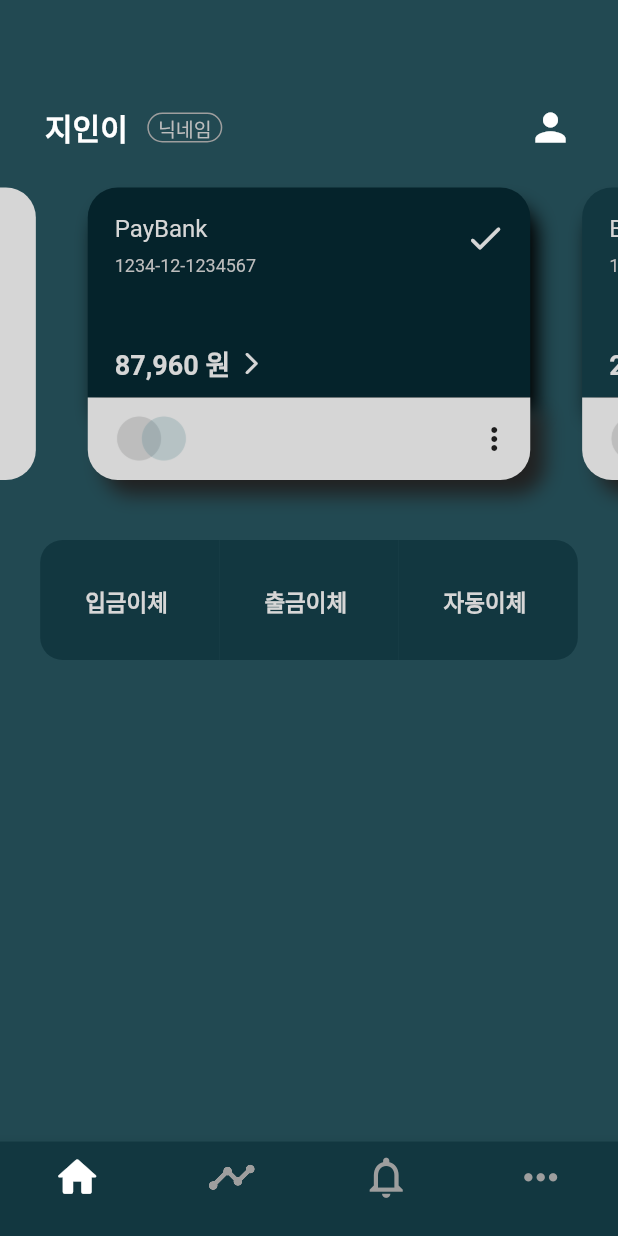
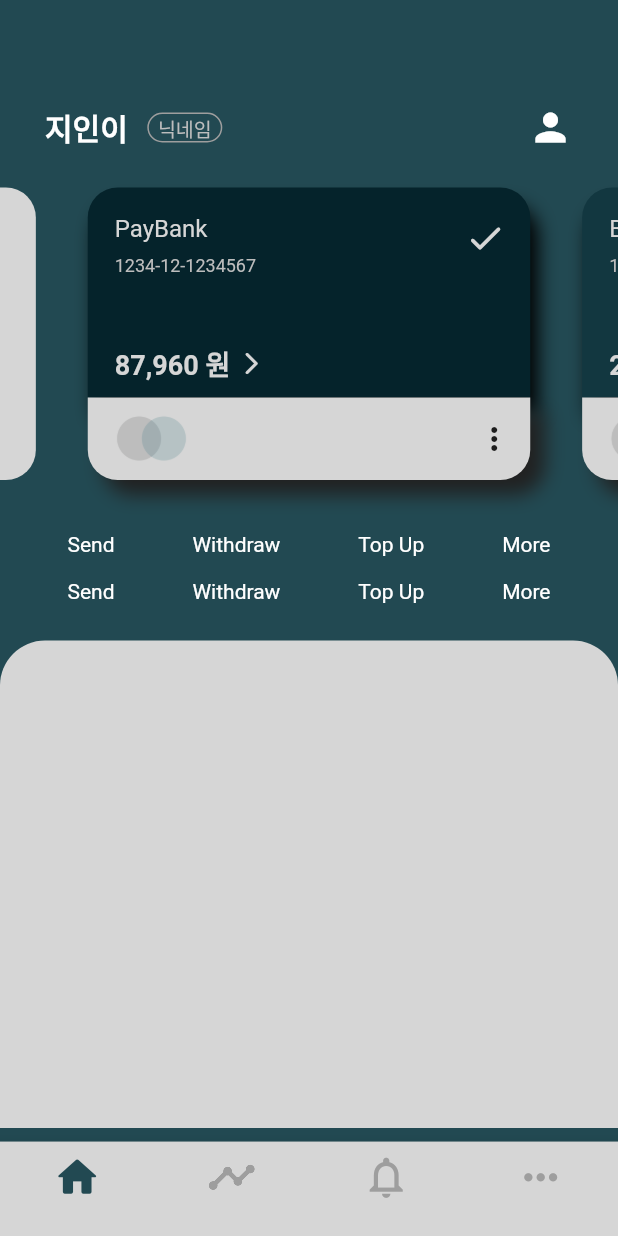
Before and after one commit to zixxin/FlutterProject02, a Flutter app: the screen it shows after launch, on a phone screen of 412 x 824 dp. Run offline on Flutter 3.47's test engine with Material 2 defaults, Android fonts, the phone set to English and light mode, and no system bars; drawn by our look-alikes of carousel_slider.

Commit message:
UI 틀 수정

```diff
--- a/lib/home.dart
+++ b/lib/home.dart
@@ -19,8 +19,8 @@
       backgroundColor: const Color(0xFF224952),
       bottomNavigationBar: BottomNavigationBar(
         type: BottomNavigationBarType.fixed,
-        backgroundColor: const Color(0xFF123740),
-        selectedItemColor: Colors.white,
+        backgroundColor: Colors.grey[350],
+        selectedItemColor: const Color(0xFF224952),
         unselectedItemColor: Colors.grey,
         selectedFontSize: 14,
         unselectedFontSize: 14,
@@ -52,19 +52,22 @@
           ),
         ],
       ),
-      body: ListView(
-        // ListView : 스크롤 가능 (children)
-        padding: const EdgeInsets.only(top: 70.0, bottom: 20.0),
-        children: <Widget>[
-          _user(),
-          _cardSlider(context),
-          Container(
-              margin: const EdgeInsets.only(top: 15.0, left: 25.0, right: 25.0),
-              child: _menusLine1(context)),
-          // Container(
-          //     margin: const EdgeInsets.only(top: 15.0, left: 25.0, right: 25.0),
-          //     child: _menusLine2(context)),
-        ],
+      body: Container(
+        width: MediaQuery.of(context).size.width,
+        padding: const EdgeInsets.only(top: 70.0),
+        child: Column(
+          mainAxisAlignment: MainAxisAlignment.start,
+          children: <Widget>[
+            Container(child: _user()),
+            Container(child: _cardSlider(context)),
+            Container(
+                margin: const EdgeInsets.only(left: 25.0, right: 25.0),
+                child: _menus(context)),
+            Container(
+                margin: const EdgeInsets.only(top: 25.0),
+                child: _others(context)),
+          ],
+        ),
       ),
     );
   }
@@ -155,7 +158,84 @@
   );
 }
 
-Widget _menusLine1(BuildContext context) {
+Widget _menus(BuildContext context) {
+  return Row(
+    mainAxisAlignment: MainAxisAlignment.spaceBetween,
+    crossAxisAlignment: CrossAxisAlignment.center,
+    children: <Widget>[
+      Column(
+        // mainAxisAlignment: MainAxisAlignment.center,
+        crossAxisAlignment: CrossAxisAlignment.center,
+        // Row에서는 mainAxis가 가로, crossAxis가 세로
+        // Column에서는 crossAxis가 가로, mainAxis가 세로
+        children: [
+          Container(
+              padding:
+                  const EdgeInsets.only(top: 10.0, left: 20.0, right: 20.0),
+              child: const Text('Send', style: TextStyle(color: Colors.white))),
+          Container(
+              padding:
+                  const EdgeInsets.only(top: 15.0, left: 20.0, right: 20.0),
+              child: const Text('Send', style: TextStyle(color: Colors.white))),
+        ],
+      ),
+      Column(
+        // mainAxisAlignment: MainAxisAlignment.center,
+        crossAxisAlignment: CrossAxisAlignment.center,
+        // Row에서는 mainAxis가 가로, crossAxis가 세로
+        // Column에서는 crossAxis가 가로, mainAxis가 세로
+        children: [
+          Container(
+              padding:
+                  const EdgeInsets.only(top: 10.0, left: 20.0, right: 20.0),
+              child: const Text('Withdraw',
+                  style: TextStyle(color: Colors.white))),
+          Container(
+              padding:
+                  const EdgeInsets.only(top: 15.0, left: 20.0, right: 20.0),
+              child: const Text('Withdraw',
+                  style: TextStyle(color: Colors.white))),
+        ],
+      ),
+      Column(
+        // mainAxisAlignment: MainAxisAlignment.center,
+        crossAxisAlignment: CrossAxisAlignment.center,
+        // Row에서는 mainAxis가 가로, crossAxis가 세로
+        // Column에서는 crossAxis가 가로, mainAxis가 세로
+        children: [
+          Container(
+              padding:
+                  const EdgeInsets.only(top: 10.0, left: 20.0, right: 20.0),
+              child:
+                  const Text('Top Up', style: TextStyle(color: Colors.white))),
+          Container(
+              padding:
+                  const EdgeInsets.only(top: 15.0, left: 20.0, right: 20.0),
+              child:
+                  const Text('Top Up', style: TextStyle(color: Colors.white))),
+        ],
+      ),
+      Column(
+        // mainAxisAlignment: MainAxisAlignment.center,
+        crossAxisAlignment: CrossAxisAlignment.center,
+        // Row에서는 mainAxis가 가로, crossAxis가 세로
+        // Column에서는 crossAxis가 가로, mainAxis가 세로
+        children: [
+          Container(
+              padding:
+                  const EdgeInsets.only(top: 10.0, left: 20.0, right: 20.0),
+              child: const Text('More', style: TextStyle(color: Colors.white))),
+          Container(
+              padding:
+                  const EdgeInsets.only(top: 15.0, left: 20.0, right: 20.0),
+              child: const Text('More', style: TextStyle(color: Colors.white))),
+        ],
+      ),
+    ],
+  );
+}
+
+Widget _others(BuildContext context) {
   return Row(
     mainAxisAlignment: MainAxisAlignment.center,
     crossAxisAlignment: CrossAxisAlignment.center,
@@ -167,151 +247,26 @@
         // Column에서는 crossAxis가 가로, mainAxis가 세로
         children: [
           Container(
-              width: MediaQuery.of(context).size.width * 0.29,
-              height: 80,
-              padding:
-                  const EdgeInsets.only(top: 30.0, left: 30.0, right: 30.0),
-              decoration: const BoxDecoration(
-                color: Color(0xFF123740),
-                borderRadius: BorderRadius.only(
-                    topLeft: Radius.circular(15),
-                    bottomLeft: Radius.circular(15)), //모서리를 둥글게
-              ),
-              child: Text('입금이체',
-                  style: TextStyle(
-                      color: Colors.grey[350],
-                      fontSize: 15.0,
-                      fontWeight: FontWeight.bold))),
-        ],
-      ),
-      Column(
-        // mainAxisAlignment: MainAxisAlignment.start,
-        crossAxisAlignment: CrossAxisAlignment.start,
-        // Row에서는 mainAxis가 가로, crossAxis가 세로
-        // Column에서는 crossAxis가 가로, mainAxis가 세로
-        children: [
-          Container(
-              width: MediaQuery.of(context).size.width * 0.29,
-              height: 80,
-              padding:
-                  const EdgeInsets.only(top: 30.0, left: 30.0, right: 30.0),
-              decoration: const BoxDecoration(color: Color(0xFF123740)),
-              child: Text('출금이체',
-                  style: TextStyle(
-                      color: Colors.grey[350],
-                      fontSize: 15.0,
-                      fontWeight: FontWeight.bold))),
-        ],
-      ),
-      Column(
-        // mainAxisAlignment: MainAxisAlignment.start,
-        crossAxisAlignment: CrossAxisAlignment.start,
-        // Row에서는 mainAxis가 가로, crossAxis가 세로
-        // Column에서는 crossAxis가 가로, mainAxis가 세로
-        children: [
-          Container(
-              width: MediaQuery.of(context).size.width * 0.29,
-              height: 80,
-              padding:
-                  const EdgeInsets.only(top: 30.0, left: 30.0, right: 30.0),
-              decoration: const BoxDecoration(
-                color: Color(0xFF123740),
-                borderRadius: BorderRadius.only(
-                    topRight: Radius.circular(15),
-                    bottomRight: Radius.circular(15)), //모서리를 둥글게
-              ),
-              child: Text('자동이체',
-                  style: TextStyle(
-                      color: Colors.grey[350],
-                      fontSize: 15.0,
-                      fontWeight: FontWeight.bold))),
+            width: MediaQuery.of(context).size.width,
+            height: 325,
+            padding: const EdgeInsets.only(top: 30.0, left: 30.0, right: 30.0),
+            decoration: BoxDecoration(
+              color: Colors.grey[350],
+              borderRadius: const BorderRadius.only(
+                  topLeft: Radius.circular(30),
+                  topRight: Radius.circular(30)), //모서리를 둥글게
+            ),
+          ),
         ],
       ),
     ],
   );
 }
 
-// Widget _menusLine2(BuildContext context) {
-//   return Row(
-//     mainAxisAlignment: MainAxisAlignment.center,
-//     crossAxisAlignment: CrossAxisAlignment.center,
-//     children: <Widget>[
-//       Column(
-//         // mainAxisAlignment: MainAxisAlignment.center,
-//         crossAxisAlignment: CrossAxisAlignment.center,
-//         // Row에서는 mainAxis가 가로, crossAxis가 세로
-//         // Column에서는 crossAxis가 가로, mainAxis가 세로
-//         children: [
-//           Container(
-//               width: MediaQuery.of(context).size.width * 0.29,
-//               height: 80,
-//               padding:
-//                   const EdgeInsets.only(top: 30.0, left: 30.0, right: 30.0),
-//               decoration: const BoxDecoration(
-//                 color: Color(0xFF123740),
-//                 borderRadius: BorderRadius.only(
-//                     topLeft: Radius.circular(15),
-//                     bottomLeft: Radius.circular(15)), //모서리를 둥글게
-//               ),
-//               child: Text('한번에 모으기',
-//                   style: TextStyle(
-//                       color: Colors.grey[350],
-//                       fontSize: 15.0,
-//                       fontWeight: FontWeight.bold))),
-//         ],
-//       ),
-//       Column(
-//         // mainAxisAlignment: MainAxisAlignment.start,
-//         crossAxisAlignment: CrossAxisAlignment.start,
-//         // Row에서는 mainAxis가 가로, crossAxis가 세로
-//         // Column에서는 crossAxis가 가로, mainAxis가 세로
-//         children: [
-//           Container(
-//               width: MediaQuery.of(context).size.width * 0.29,
-//               height: 80,
-//               padding:
-//                   const EdgeInsets.only(top: 30.0, left: 30.0, right: 30.0),
-//               decoration: const BoxDecoration(color: Color(0xFF123740)),
-//               child: Text('정보관리',
-//                   style: TextStyle(
-//                       color: Colors.grey[350],
-//                       fontSize: 15.0,
-//                       fontWeight: FontWeight.bold))),
-//         ],
-//       ),
-//       Column(
-//         // mainAxisAlignment: MainAxisAlignment.start,
-//         crossAxisAlignment: CrossAxisAlignment.start,
-//         // Row에서는 mainAxis가 가로, crossAxis가 세로
-//         // Column에서는 crossAxis가 가로, mainAxis가 세로
-//         children: [
-//           Container(
-//               width: MediaQuery.of(context).size.width * 0.29,
-//               height: 80,
-//               padding:
-//                   const EdgeInsets.only(top: 30.0, left: 30.0, right: 30.0),
-//               decoration: const BoxDecoration(
-//                 color: Color(0xFF123740),
-//                 borderRadius: BorderRadius.only(
-//                     topRight: Radius.circular(15),
-//                     bottomRight: Radius.circular(15)), //모서리를 둥글게
-//               ),
-//               child: Text('더보기',
-//                   style: TextStyle(
-//                       color: Colors.grey[350],
-//                       fontSize: 15.0,
-//                       fontWeight: FontWeight.bold))),
-//         ],
-//       ),
-//     ],
-//   );
-// }
-
 Widget _cardSlider(BuildContext context) {
   return CarouselSlider(
     options: CarouselOptions(height: 245.0), // 슬라이더 높이 설정
     items: [_oneCard(context), _twoCard(), _threeCard(), _plusCard()].map((i) {
-      //
       return Builder(
         builder: (BuildContext context) {
           // context 사용할 경우 활용 가능
```
